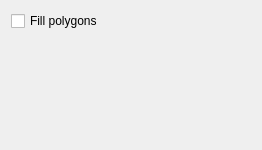
This is src/qt-widgets/TopologyBoundaryResolverLayerOptionsWidgetUi.ui in GPlates/GPlates as Qt 5 draws it before an edit. The edited form follows.
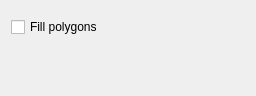
This is the edited form.

Diff of the .ui file:
```diff
--- a/src/qt-widgets/TopologyBoundaryResolverLayerOptionsWidgetUi.ui
+++ b/src/qt-widgets/TopologyBoundaryResolverLayerOptionsWidgetUi.ui
@@ -6,11 +6,14 @@
    <rect>
     <x>0</x>
     <y>0</y>
-    <width>262</width>
-    <height>150</height>
+    <width>256</width>
+    <height>96</height>
    </rect>
   </property>
   <layout class="QVBoxLayout" name="verticalLayout">
+   <item>
+    <widget class="QWidget" name="draw_style_placeholder_widget" native="true"/>
+   </item>
    <item>
     <widget class="QCheckBox" name="fill_polygons">
      <property name="text">
```
